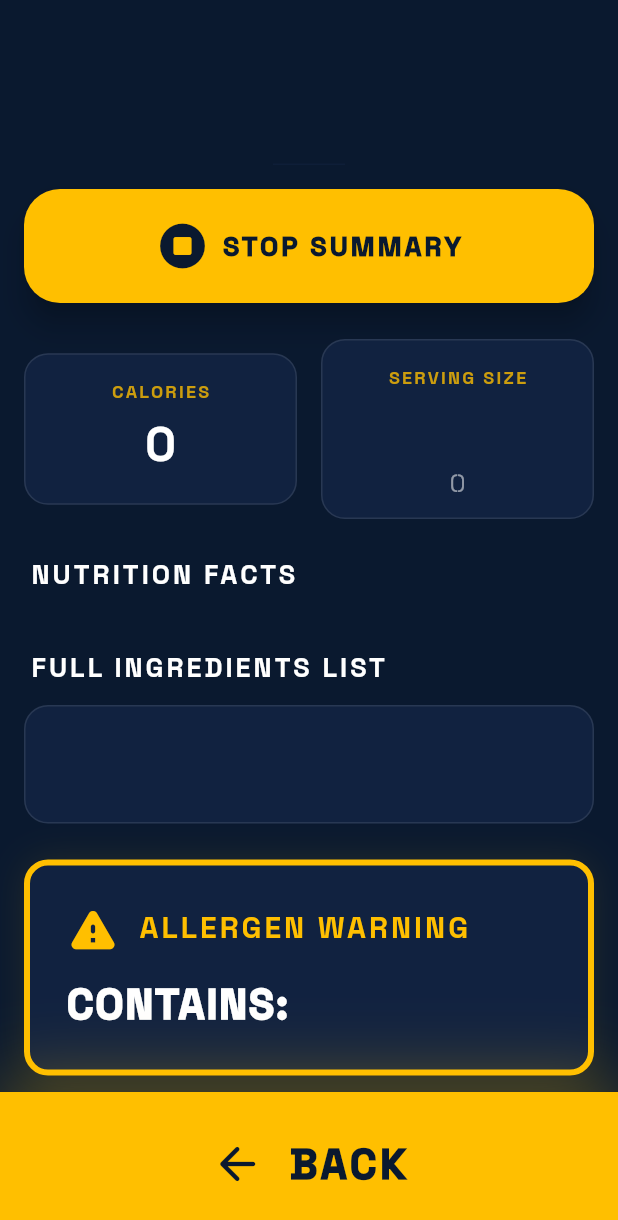
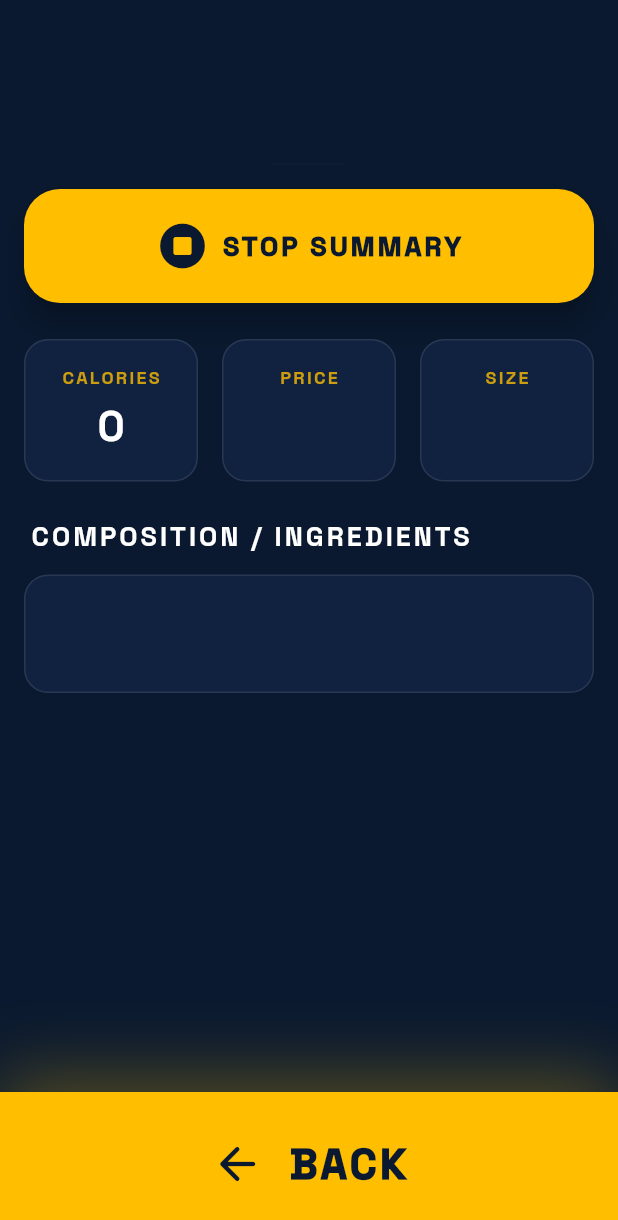
Before and after one commit to varnitp101/grocery_vision, a Flutter app: the ProductDetailsScreen screen opened directly with empty values, on a phone screen of 412 x 824 dp. Shown: the top 1220 px of the screen. Run offline on Flutter 3.47's test engine with Material 3 defaults, Android fonts, the phone set to English and light mode, and no system bars; our stand-ins replace camera, cloud_firestore, firebase_ai, firebase_auth, firebase_core, flutter_riverpod and 5 more; accounts and stored records are empty.

Commit message:
add detail

```diff
--- a/lib/features/scanner/screens/product_details_screen.dart
+++ b/lib/features/scanner/screens/product_details_screen.dart
@@ -27,9 +27,10 @@ class _ProductDetailsScreenState extends State<ProductDetailsScreen> {
   }
 
   Future<void> _announceDetails() async {
-    final String announcement = 'Detailed Product View for ${widget.product.name}. Summary playing. '
-        'Contains allergens: ${widget.product.allergens.join(', ')}. '
-        'Ingredients: ${widget.product.ingredients}.';
+    final String announcement = 'Detailed Product View for ${widget.product.name}. '
+        '${widget.product.honestTake != null ? "Gemini's Take: ${widget.product.honestTake}. " : ""}'
+        '${widget.product.isFood ? "Contains allergens: ${widget.product.allergens.join(', ')}. " : ""}'
+        '${widget.product.isFood ? "Ingredients: ${widget.product.ingredients}." : ""}';
     await _tts.speak(announcement);
   }
 
@@ -141,9 +142,61 @@ class _ProductDetailsScreenState extends State<ProductDetailsScreen> {
                   ),
                   const SizedBox(height: 24),
 
-                  // Top Stats
+                  // BRUTALLY HONEST TAKE (New Section)
+                  if (widget.product.honestTake != null && widget.product.honestTake!.isNotEmpty) ...[
+                    Container(
+                      padding: const EdgeInsets.all(24),
+                      decoration: BoxDecoration(
+                        gradient: LinearGradient(
+                          colors: [
+                            primaryAmber.withAlpha(50),
+                            surfaceNavy,
+                          ],
+                          begin: Alignment.topLeft,
+                          end: Alignment.bottomRight,
+                        ),
+                        borderRadius: BorderRadius.circular(24),
+                        border: Border.all(color: primaryAmber.withAlpha(100), width: 2),
+                      ),
+                      child: Column(
+                        crossAxisAlignment: CrossAxisAlignment.start,
+                        children: [
                           Row(
                             children: [
+                              const Icon(Icons.psychology_outlined, color: primaryAmber, size: 28),
+                              const SizedBox(width: 12),
+                              Text(
+                                'GEMINI\'S HONEST TAKE',
+                                style: TextStyle(
+                                  color: primaryAmber,
+                                  fontSize: 16,
+                                  fontWeight: FontWeight.bold,
+                                  letterSpacing: 1.5,
+                                ),
+                              ),
+                            ],
+                          ),
+                          const SizedBox(height: 16),
+                          Text(
+                            widget.product.honestTake!,
+                            style: const TextStyle(
+                              color: Colors.white,
+                              fontSize: 20,
+                              fontWeight: FontWeight.w600,
+                              height: 1.4,
+                              fontStyle: FontStyle.italic,
+                            ),
+                          ),
+                        ],
+                      ),
+                    ),
+                    const SizedBox(height: 24),
+                  ],
+
+                  // Top Stats (Dynamic)
+                  Row(
+                    children: [
+                      if (widget.product.isFood)
                         Expanded(
                           child: _StatCard(
                             label: 'Calories',
@@ -152,12 +205,22 @@ class _ProductDetailsScreenState extends State<ProductDetailsScreen> {
                             primaryAmber: primaryAmber,
                           ),
                         ),
-                      const SizedBox(width: 16),
+                      if (widget.product.isFood) const SizedBox(width: 16),
+                      if (widget.product.price != null)
                         Expanded(
                           child: _StatCard(
-                          label: 'Serving Size',
-                          value: widget.product.servingSize.split(' ').first,
-                          subtext: widget.product.servingSize,
+                            label: 'Price',
+                            value: widget.product.price!,
+                            surfaceNavy: surfaceNavy,
+                            primaryAmber: primaryAmber,
+                          ),
+                        ),
+                      if (widget.product.price != null) const SizedBox(width: 16),
+                      Expanded(
+                        child: _StatCard(
+                          label: 'Size',
+                          value: widget.product.size ?? widget.product.servingSize.split(' ').first,
+                          subtext: widget.product.size == null ? widget.product.servingSize : null,
                           surfaceNavy: surfaceNavy,
                           primaryAmber: primaryAmber,
                         ),
@@ -166,7 +229,8 @@ class _ProductDetailsScreenState extends State<ProductDetailsScreen> {
                   ),
                   const SizedBox(height: 24),
 
-                  // Nutrition Facts Grid
+                  // Nutrition Facts Grid (Only if food and info exists)
+                  if (widget.product.isFood && widget.product.nutritionInfo.isNotEmpty) ...[
                     const Padding(
                       padding: EdgeInsets.symmetric(horizontal: 4.0),
                       child: Text(
@@ -230,12 +294,14 @@ class _ProductDetailsScreenState extends State<ProductDetailsScreen> {
                       },
                     ),
                     const SizedBox(height: 24),
+                  ],
 
                   // Ingredients List
+                  if (widget.product.ingredients != 'N/A' && widget.product.ingredients != 'Not available') ...[
                     const Padding(
                       padding: EdgeInsets.symmetric(horizontal: 4.0),
                       child: Text(
-                      'FULL INGREDIENTS LIST',
+                        'COMPOSITION / INGREDIENTS',
                         style: TextStyle(
                           color: Colors.white,
                           fontSize: 18,
@@ -263,8 +329,10 @@ class _ProductDetailsScreenState extends State<ProductDetailsScreen> {
                       ),
                     ),
                     const SizedBox(height: 24),
+                  ],
 
-                  // Allergen Warning
+                  // Allergen Warning (Only if food and allergens exist)
+                  if (widget.product.isFood && widget.product.allergens.isNotEmpty) ...[
                     Container(
                       padding: const EdgeInsets.all(24),
                       decoration: BoxDecoration(
@@ -310,6 +378,7 @@ class _ProductDetailsScreenState extends State<ProductDetailsScreen> {
                       ),
                     ),
                     const SizedBox(height: 32),
+                  ],
                 ],
               ),
             ),
@@ -400,12 +469,15 @@ class _StatCard extends StatelessWidget {
             ),
           ),
           const SizedBox(height: 4),
-          Text(
+          FittedBox(
+            fit: BoxFit.scaleDown,
+            child: Text(
               value,
               style: const TextStyle(
                 color: Colors.white,
-              fontSize: 32,
+                fontSize: 28,
                 fontWeight: FontWeight.bold,
+              ),
             ),
           ),
           if (subtext != null) ...[
--- a/lib/models/product_model.dart
+++ b/lib/models/product_model.dart
@@ -10,6 +10,9 @@ class Product {
   final String ingredients;
   final List<String> allergens;
   final String? size;
+  final String? price;
+  final bool isFood;
+  final String? honestTake;
 
   const Product({
     required this.id,
@@ -23,6 +26,9 @@ class Product {
     required this.ingredients,
     required this.allergens,
     this.size,
+    this.price,
+    this.isFood = true,
+    this.honestTake,
   });
 
   /// Parse from Gemini's structured JSON response
@@ -49,6 +55,9 @@ class Product {
       ingredients: json['ingredients'] as String? ?? 'Not available',
       allergens: allergens,
       size: json['size'] as String?,
+      price: json['price'] as String?,
+      isFood: json['isFood'] as bool? ?? true,
+      honestTake: json['honestTake'] as String?,
     );
   }
 
@@ -66,6 +75,9 @@ class Product {
       'ingredients': ingredients,
       'allergens': allergens,
       'size': size,
+      'price': price,
+      'isFood': isFood,
+      'honestTake': honestTake,
     };
   }
 
@@ -90,6 +102,9 @@ class Product {
       ingredients: json['ingredients'] as String? ?? 'Not available',
       allergens: allergens,
       size: json['size'] as String?,
+      price: json['price'] as String?,
+      isFood: json['isFood'] as bool? ?? true,
+      honestTake: json['honestTake'] as String?,
     );
   }
 }
--- a/lib/services/gemini_service.dart
+++ b/lib/services/gemini_service.dart
@@ -30,7 +30,14 @@ class GeminiService {
     try {
       final response = await _model.generateContent([
         Content.multi([
-          TextPart('Identify this grocery product. Return ONLY raw JSON (no markdown): {"name":"Product name","brand":"Brand","category":"Category","calories":0,"servingSize":"Size","nutritionInfo":{"Fat":"g","Carb":"g","Protein":"g","Sodium":"mg"},"ingredients":"List","allergens":[],"size":"Weight"}. If unknown return {"error":"not_found"}. Be concise.'),
+          TextPart('Identify this grocery product. Return ONLY raw JSON (no markdown). '
+              'The JSON must follow this exact schema: '
+              '{"name":"Product Name","brand":"Brand","category":"Category","isFood":true/false,"price":"Approx Price (e.g. ₹60)","size":"Weight/Qty",'
+              '"calories":0,"servingSize":"N/A","nutritionInfo":{"Fat":"g","Carb":"g"},'
+              '"ingredients":"List of ingredients or N/A","allergens":[],'
+              '"honestTake":"A brutally honest, short, punchy, and helpful take on this product. Is it a health bomb? Is it worth the price? Be objective but bold."}. '
+              'If the product is NOT food (e.g. soap, vaseline), set "isFood":false and "calories":0. '
+              'If unknown return {"error":"not_found"}.'),
           InlineDataPart('image/jpeg', imageBytes),
         ]),
       ]);
```
Lines whose indentation alone changed are shown as unchanged.
